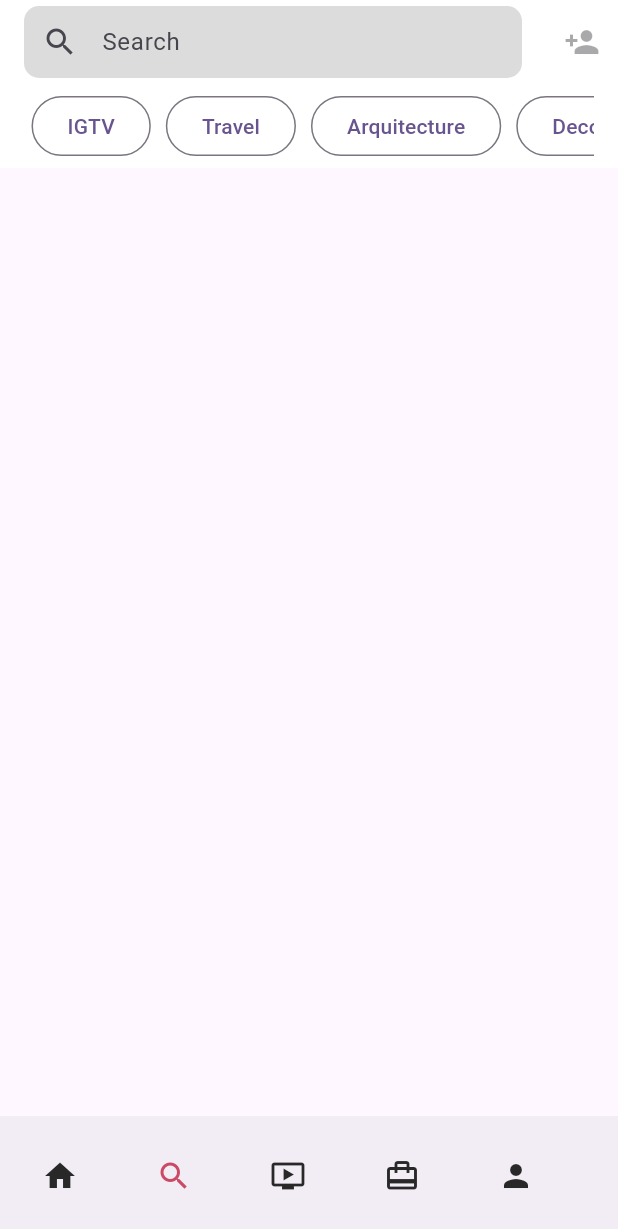
After one commit to Churitos2309/ReconocimientoFacialApp, a Flutter app: the screen it shows after launch, item 2 of the bottom bar chosen, on a phone screen of 412 x 824 dp. The commit adds this screen. Shown: the top 1229 px of the screen. Run offline on Flutter 3.47's test engine with Material 3 defaults, Android fonts, the phone set to English and light mode, and no system bars.

Commit message:
Search y comentarios explicativos

```diff
--- a/lib/home_page.dart
+++ b/lib/home_page.dart
@@ -1,5 +1,7 @@
+// Importa el paquete necesario de Flutter.
 import 'package:flutter/material.dart';
 
+// Definición de la clase HomePage, que extiende StatefulWidget.
 class HomePage extends StatefulWidget {
   const HomePage({super.key});
 
@@ -7,7 +9,9 @@ class HomePage extends StatefulWidget {
   State<HomePage> createState() => _HomePageState();
 }
 
+// Definición del estado asociado a HomePage.
 class _HomePageState extends State<HomePage> {
+  // Lista de imágenes de perfil.
   List<String> profileImages = [
     "images/1.jpg",
     "images/2.jpeg",
@@ -19,6 +23,7 @@ class _HomePageState extends State<HomePage> {
     "images/8.jpeg",
   ];
 
+  // Lista de imágenes de publicaciones.
   List<String> posts = [
     "images/post_1.jpeg",
     "images/post_2.jpeg",
@@ -30,13 +35,16 @@ class _HomePageState extends State<HomePage> {
     "images/post_8.jpeg",
   ];
 
-  Future<void> onRefresh()async{
+  // Función asincrónica que simula una acción de refresco.
+  Future<void> onRefresh() async {
     await Future.delayed(const Duration(seconds: 1));
   }
 
   @override
   Widget build(BuildContext context) {
+    // Retorna un Scaffold que contiene la estructura básica de la página.
     return Scaffold(
+      // Barra de la aplicación (AppBar) con iconos de acción.
       appBar: AppBar(
         title: Image.asset(
           "images/insta_title.png",
@@ -57,12 +65,13 @@ class _HomePageState extends State<HomePage> {
           ),
         ],
       ),
+      // Cuerpo de la página con un RefreshIndicator para refrescar el contenido.
       body: RefreshIndicator(
         onRefresh: onRefresh,
         child: SingleChildScrollView(
           child: Column(
             children: [
-              //STORY
+              // Sección de historias (STORY).
               SingleChildScrollView(
                 scrollDirection: Axis.horizontal,
                 child: Row(
@@ -72,6 +81,7 @@ class _HomePageState extends State<HomePage> {
                       padding: const EdgeInsets.all(10),
                       child: Column(
                         children: [
+                          // Imagen de perfil en un círculo.
                           CircleAvatar(
                             radius: 35,
                             backgroundImage:
@@ -86,6 +96,7 @@ class _HomePageState extends State<HomePage> {
                           const SizedBox(
                             height: 10,
                           ),
+                          // Nombre del perfil.
                           const Text(
                             "profile name",
                             style: TextStyle(
@@ -100,13 +111,14 @@ class _HomePageState extends State<HomePage> {
                 ),
               ),
               const Divider(),
+              // Sección de publicaciones.
               Column(
                 children: List.generate(
                   8,
                   (index) => Column(
                     crossAxisAlignment: CrossAxisAlignment.start,
                     children: [
-                      //HEADER POST
+                      // Encabezado de la publicación (HEADER POST).
                       Row(
                         children: [
                           Container(
@@ -124,17 +136,16 @@ class _HomePageState extends State<HomePage> {
                             ),
                           ),
                           const Text('Profile Name'),
-                          // ignore: prefer_const_constructors
-                          Spacer(),
+                          const Spacer(),
                           IconButton(
                             icon: const Icon(Icons.more_vert),
                             onPressed: () {},
                           )
                         ],
                       ),
-                      //IMAGE POST
+                      // Imagen de la publicación (IMAGE POST).
                       Image.asset(posts[index]),
-                      //FOOTER POST
+                      // Pie de la publicación (FOOTER POST) con iconos de interacción.
                       Row(
                         children: [
                           IconButton(
@@ -156,9 +167,9 @@ class _HomePageState extends State<HomePage> {
                           ),
                         ],
                       ),
+                      // Descripción y comentarios de la publicación.
                       Container(
-                        // ignore: prefer_const_constructors
-                        padding: EdgeInsets.all(15),
+                        padding: const EdgeInsets.all(15),
                         child: Column(
                           crossAxisAlignment: CrossAxisAlignment.start,
                           children: [
@@ -195,7 +206,7 @@ class _HomePageState extends State<HomePage> {
                                   ),
                                   TextSpan(
                                     text:
-                                        " This is the most azaming picture ever put on Instagram. This is also the best course ever made!",
+                                        " This is the most amazing picture ever put on Instagram. This is also the best course ever made!",
                                   ),
                                 ],
                               ),
--- a/lib/main.dart
+++ b/lib/main.dart
@@ -1,33 +1,47 @@
+// Importa los paquetes necesarios de Flutter.
 import 'package:flutter/material.dart';
 import 'package:reconocimiento_app/home_page.dart';
+import 'search_page.dart';
 
+// La función principal de la aplicación que ejecuta MyApp.
 void main() {
   runApp(const MyApp());
 }
 
+// Definición de la clase MyApp, que extiende StatelessWidget.
 class MyApp extends StatelessWidget {
   const MyApp({super.key});
 
   @override
   Widget build(BuildContext context) {
+    // Retorna un MaterialApp que configura la apariencia y el comportamiento de la aplicación.
     return MaterialApp(
+      // Desactiva la bandera de depuración.
       debugShowCheckedModeBanner: false,
+      // Título de la aplicación.
       title: 'Flutter Demo',
+      // Define el tema de la aplicación.
       theme: ThemeData(
+        // Configura el tema de los iconos.
         iconTheme: const IconThemeData(color: Color.fromRGBO(40, 40, 40, 1)),
+        // Configura el tema de la AppBar.
         appBarTheme: const AppBarTheme(
           elevation: 1,
           color: Colors.white,
           iconTheme: IconThemeData(color: Color.fromRGBO(40, 40, 40, 1)),
         ),
+        // Configura el esquema de colores de la aplicación.
         colorScheme: ColorScheme.fromSeed(seedColor: Colors.deepPurple),
+        // Habilita el uso de Material 3.
         useMaterial3: true,
       ),
+      // Define la página de inicio de la aplicación.
       home: const MyHomePage(),
     );
   }
 }
 
+// Definición de la clase MyHomePage, que extiende StatefulWidget.
 class MyHomePage extends StatefulWidget {
   const MyHomePage({super.key});
 
@@ -35,16 +49,23 @@ class MyHomePage extends StatefulWidget {
   State<MyHomePage> createState() => _MyHomePageState();
 }
 
+// Definición del estado asociado a MyHomePage.
 class _MyHomePageState extends State<MyHomePage> {
+  // Variable que guarda el índice de la página actual.
   int currentPage = 0;
 
   @override
   Widget build(BuildContext context) {
+    // Retorna un Scaffold que contiene la estructura básica de la página.
     return Scaffold(
-      body: const HomePage(),
+      // Cuerpo de la página que cambia según el valor de currentPage.
+      body: currentPage == 1 ? SearchPage() : const HomePage(),
+      // Barra de navegación inferior.
       bottomNavigationBar: BottomAppBar(
+        // Define una fila con botones de iconos.
         child: Row(
           children: [
+            // Botón de inicio.
             IconButton(
               icon: Icon(
                 Icons.home,
@@ -53,12 +74,15 @@ class _MyHomePageState extends State<MyHomePage> {
                     : const Color.fromRGBO(40, 40, 40, 1),
               ),
               onPressed: () {
+                // Actualiza el estado para mostrar la página de inicio.
                 setState(() {
                   currentPage = 0;
                 });
               },
             ),
+            // Espaciador para alinear los botones.
             const Spacer(),
+            // Botón de búsqueda.
             IconButton(
               icon: Icon(
                 Icons.search,
@@ -67,12 +91,14 @@ class _MyHomePageState extends State<MyHomePage> {
                     : const Color.fromRGBO(40, 40, 40, 1),
               ),
               onPressed: () {
+                // Actualiza el estado para mostrar la página de búsqueda.
                 setState(() {
                   currentPage = 1;
                 });
               },
             ),
             const Spacer(),
+            // Botón de video.
             IconButton(
               icon: Icon(
                 Icons.ondemand_video,
@@ -81,12 +107,14 @@ class _MyHomePageState extends State<MyHomePage> {
                     : const Color.fromRGBO(40, 40, 40, 1),
               ),
               onPressed: () {
+                // Actualiza el estado para mostrar la página de video.
                 setState(() {
                   currentPage = 2;
                 });
               },
             ),
             const Spacer(),
+            // Botón de viajes.
             IconButton(
               icon: Icon(
                 Icons.card_travel,
@@ -95,12 +123,14 @@ class _MyHomePageState extends State<MyHomePage> {
                     : const Color.fromRGBO(40, 40, 40, 1),
               ),
               onPressed: () {
+                // Actualiza el estado para mostrar la página de viajes.
                 setState(() {
                   currentPage = 3;
                 });
               },
             ),
             const Spacer(),
+            // Botón de perfil.
             IconButton(
               icon: Icon(
                 Icons.person,
@@ -109,6 +139,7 @@ class _MyHomePageState extends State<MyHomePage> {
                     : const Color.fromRGBO(40, 40, 40, 1),
               ),
               onPressed: () {
+                // Actualiza el estado para mostrar la página de perfil.
                 setState(() {
                   currentPage = 4;
                 });
--- /dev/null
+++ b/lib/search_page.dart
@@ -0,0 +1,71 @@
+// Importa el paquete necesario de Flutter.
+import 'package:flutter/material.dart';
+
+// Definición de la clase SearchPage, que extiende StatelessWidget.
+class SearchPage extends StatelessWidget {
+  @override
+  Widget build(BuildContext context) {
+    // Lista de categorías de botones.
+    List<String> buttons = [
+      "IGTV",
+      "Travel",
+      "Arquitecture",
+      "Decor",
+      "Style",
+      "Food",
+      "Art",
+      "Beauty",
+      "DIY",
+      "Music",
+    ];
+    // Retorna un Scaffold que contiene la estructura básica de la página.
+    return Scaffold(
+      body: CustomScrollView(
+        slivers: [
+          // Primera SliverAppBar que contiene un campo de búsqueda.
+          SliverAppBar(
+            title: TextFormField(
+              decoration: InputDecoration(
+                prefixIcon: const Icon(Icons.search),
+                hintText: "Search",
+                contentPadding: const EdgeInsets.all(0),
+                border: OutlineInputBorder(
+                  borderSide: BorderSide.none,
+                  borderRadius: BorderRadius.circular(10),
+                ),
+                fillColor: const Color.fromRGBO(220, 220, 220, 1),
+                filled: true,
+              ),
+            ),
+            actions: const [
+              IconButton(
+                onPressed: null,
+                icon: Icon(Icons.person_add),
+              )
+            ],
+          ),
+          // Segunda SliverAppBar que contiene una fila de botones de categoría.
+          SliverAppBar(
+            title: SingleChildScrollView(
+              scrollDirection: Axis.horizontal,
+              child: Row(
+                children: List.generate(
+                  10,
+                  (index) => Container(
+                    padding: EdgeInsets.symmetric(horizontal: 5),
+                    child: OutlinedButton(
+                      onPressed: () {},
+                      child: Text(
+                        buttons[index],
+                      ),
+                    ),
+                  ),
+                ),
+              ),
+            ),
+          )
+        ],
+      ),
+    );
+  }
+}
```
Also changed, not shown: 1 other file.
